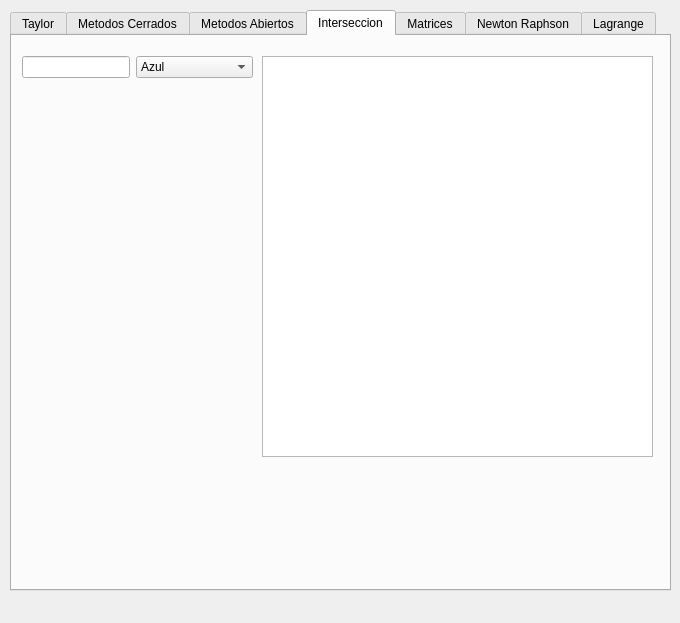
This is gui.ui in nashvent/metodosnumericos as Qt 5 draws it before an edit. The edited form follows.
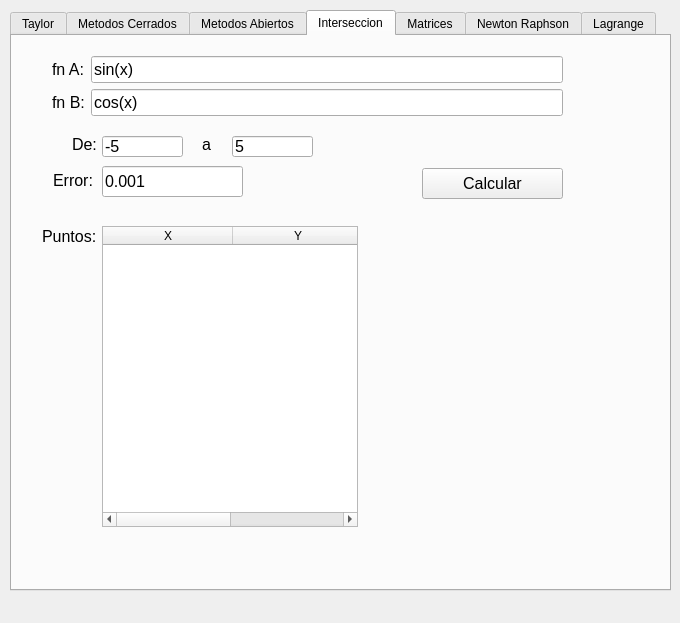
This is the edited form. The open tabs and pages were chosen to show the change.

```diff
--- a/gui.ui
+++ b/gui.ui
@@ -730,63 +730,234 @@
     <widget class="QWidget" name="formLayoutWidget_4">
      <property name="geometry">
       <rect>
-       <x>10</x>
+       <x>40</x>
        <y>20</y>
-       <width>231</width>
-       <height>80</height>
+       <width>511</width>
+       <height>71</height>
       </rect>
      </property>
-     <layout class="QFormLayout" name="formLayout_5">
-      <property name="horizontalSpacing">
-       <number>6</number>
-      </property>
+     <layout class="QFormLayout" name="formLayout_3">
+      <item row="0" column="0">
+       <widget class="QLabel" name="fnALabel">
+        <property name="font">
+         <font>
+          <pointsize>12</pointsize>
+         </font>
+        </property>
+        <property name="text">
+         <string>fn A:</string>
+        </property>
+       </widget>
+      </item>
+      <item row="0" column="1">
+       <widget class="QLineEdit" name="fnALineEdit">
+        <property name="font">
+         <font>
+          <pointsize>12</pointsize>
+         </font>
+        </property>
+        <property name="text">
+         <string>sin(x)</string>
+        </property>
+       </widget>
+      </item>
       <item row="1" column="0">
-       <widget class="QLineEdit" name="lineEdit">
-        <property name="sizePolicy">
-         <sizepolicy hsizetype="Expanding" vsizetype="Fixed">
-          <horstretch>0</horstretch>
-          <verstretch>0</verstretch>
-         </sizepolicy>
+       <widget class="QLabel" name="fnBLabel">
+        <property name="font">
+         <font>
+          <pointsize>12</pointsize>
+         </font>
         </property>
-        <property name="placeholderText">
-         <string/>
+        <property name="text">
+         <string>fn B:</string>
         </property>
        </widget>
       </item>
       <item row="1" column="1">
-       <widget class="QComboBox" name="comboBox_3">
-        <item>
-         <property name="text">
-          <string>Azul</string>
-         </property>
-        </item>
-        <item>
-         <property name="text">
-          <string>Rojo</string>
-         </property>
-        </item>
-        <item>
-         <property name="text">
-          <string>Verde</string>
-         </property>
-        </item>
-        <item>
-         <property name="text">
-          <string>Amarillo</string>
-         </property>
-        </item>
+       <widget class="QLineEdit" name="fnBLineEdit">
+        <property name="font">
+         <font>
+          <pointsize>12</pointsize>
+         </font>
+        </property>
+        <property name="text">
+         <string>cos(x)</string>
+        </property>
        </widget>
       </item>
      </layout>
     </widget>
-    <widget class="QGraphicsView" name="graphicsView">
+    <widget class="QLineEdit" name="piLine">
      <property name="geometry">
       <rect>
-       <x>250</x>
-       <y>20</y>
-       <width>391</width>
-       <height>401</height>
+       <x>90</x>
+       <y>100</y>
+       <width>81</width>
+       <height>21</height>
       </rect>
+     </property>
+     <property name="font">
+      <font>
+       <pointsize>12</pointsize>
+      </font>
+     </property>
+     <property name="text">
+      <string>-5</string>
+     </property>
+    </widget>
+    <widget class="QLabel" name="label_18">
+     <property name="geometry">
+      <rect>
+       <x>60</x>
+       <y>100</y>
+       <width>31</width>
+       <height>16</height>
+      </rect>
+     </property>
+     <property name="font">
+      <font>
+       <pointsize>12</pointsize>
+      </font>
+     </property>
+     <property name="text">
+      <string>De:</string>
+     </property>
+    </widget>
+    <widget class="QLabel" name="label_19">
+     <property name="geometry">
+      <rect>
+       <x>190</x>
+       <y>100</y>
+       <width>31</width>
+       <height>16</height>
+      </rect>
+     </property>
+     <property name="font">
+      <font>
+       <pointsize>12</pointsize>
+      </font>
+     </property>
+     <property name="text">
+      <string>a</string>
+     </property>
+    </widget>
+    <widget class="QLineEdit" name="pfLine">
+     <property name="geometry">
+      <rect>
+       <x>220</x>
+       <y>100</y>
+       <width>81</width>
+       <height>21</height>
+      </rect>
+     </property>
+     <property name="font">
+      <font>
+       <pointsize>12</pointsize>
+      </font>
+     </property>
+     <property name="text">
+      <string>5</string>
+     </property>
+    </widget>
+    <widget class="QLabel" name="label_20">
+     <property name="geometry">
+      <rect>
+       <x>41</x>
+       <y>134</y>
+       <width>51</width>
+       <height>20</height>
+      </rect>
+     </property>
+     <property name="font">
+      <font>
+       <pointsize>12</pointsize>
+      </font>
+     </property>
+     <property name="text">
+      <string>Error:</string>
+     </property>
+    </widget>
+    <widget class="QLineEdit" name="errorLineI">
+     <property name="geometry">
+      <rect>
+       <x>90</x>
+       <y>130</y>
+       <width>141</width>
+       <height>31</height>
+      </rect>
+     </property>
+     <property name="font">
+      <font>
+       <pointsize>12</pointsize>
+      </font>
+     </property>
+     <property name="text">
+      <string>0.001</string>
+     </property>
+    </widget>
+    <widget class="QTableWidget" name="tableInterseccion">
+     <property name="geometry">
+      <rect>
+       <x>90</x>
+       <y>190</y>
+       <width>256</width>
+       <height>301</height>
+      </rect>
+     </property>
+     <attribute name="horizontalHeaderDefaultSectionSize">
+      <number>130</number>
+     </attribute>
+     <attribute name="horizontalHeaderMinimumSectionSize">
+      <number>35</number>
+     </attribute>
+     <attribute name="horizontalHeaderStretchLastSection">
+      <bool>true</bool>
+     </attribute>
+     <column>
+      <property name="text">
+       <string>X</string>
+      </property>
+     </column>
+     <column>
+      <property name="text">
+       <string>Y</string>
+      </property>
+     </column>
+    </widget>
+    <widget class="QLabel" name="label_21">
+     <property name="geometry">
+      <rect>
+       <x>30</x>
+       <y>190</y>
+       <width>61</width>
+       <height>21</height>
+      </rect>
+     </property>
+     <property name="font">
+      <font>
+       <pointsize>12</pointsize>
+      </font>
+     </property>
+     <property name="text">
+      <string>Puntos:</string>
+     </property>
+    </widget>
+    <widget class="QPushButton" name="botonInter">
+     <property name="geometry">
+      <rect>
+       <x>410</x>
+       <y>132</y>
+       <width>141</width>
+       <height>31</height>
+      </rect>
+     </property>
+     <property name="font">
+      <font>
+       <pointsize>12</pointsize>
+      </font>
+     </property>
+     <property name="text">
+      <string>Calcular</string>
      </property>
     </widget>
    </widget>
```
Left out of the diff: 219 changed lines with no effect on the pictures.
